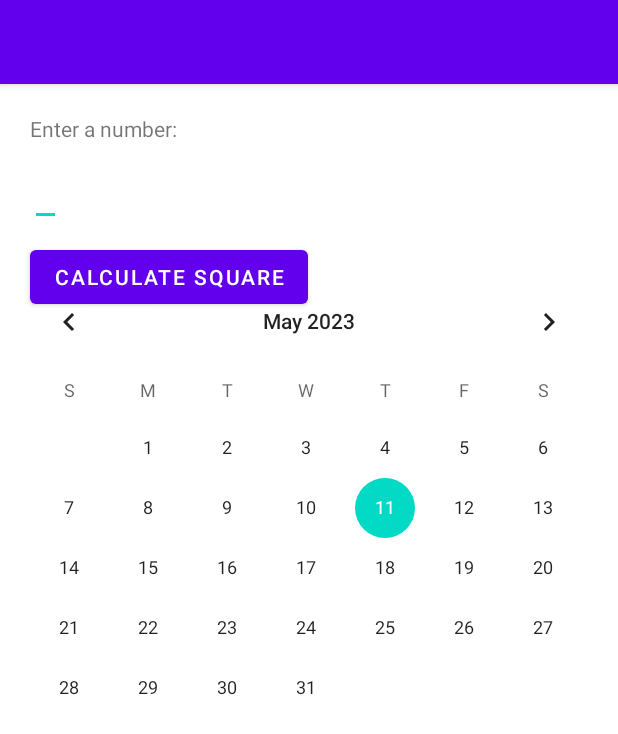
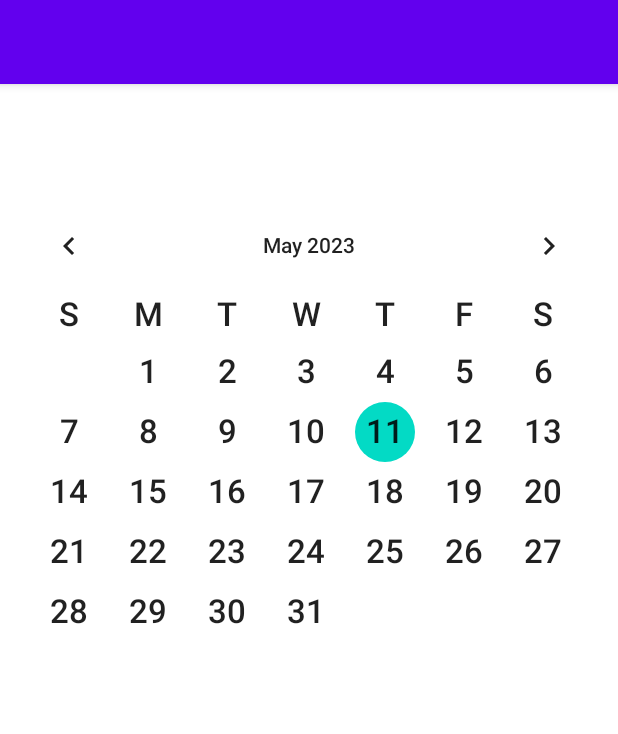
Before and after one commit to jon-fox/gift_app, an Android app: the MainActivity screen opened directly, with no data from a screen before it, on a phone screen of 412 x 824 dp. Shown: the top 734 px of the screen. Run offline under Robolectric (Android 15) with nearby library versions, the phone set to English and light mode, and no system bars.

Commit message:
adjust view

```diff
--- a/app/src/main/java/com/example/giftapp/MainActivity.kt
+++ b/app/src/main/java/com/example/giftapp/MainActivity.kt
@@ -40,16 +40,5 @@ class MainActivity : AppCompatActivity() {
                     // set this date in TextView for Display
                     dateTV.setText(Date)
                 })
-        val button1 = findViewById<Button>(R.id.button1)
-        button1.setOnClickListener {
-            // Get the number from the edit text and calculate the square
-            val number = findViewById<EditText>(R.id.editText1).text.toString().toInt()
-            val square = number * number
-
-            // Display the result in the result view
-            val resultView = findViewById<TextView>(R.id.resultView)
-            resultView.text = "The square of $number is $square"
-        }
-
     }
 }
--- a/app/src/main/res/layout/activity_main.xml
+++ b/app/src/main/res/layout/activity_main.xml
@@ -4,43 +4,13 @@
     android:layout_width="match_parent"
     android:layout_height="match_parent"
     tools:context=".MainActivity">
-    <TextView
-        android:id="@+id/textView1"
-        android:layout_width="wrap_content"
-        android:layout_height="wrap_content"
-        android:text="Enter a number:"
-        android:layout_marginTop="20dp"
-        android:layout_marginLeft="20dp"/>
-    <EditText
-        android:id="@+id/editText1"
-        android:layout_width="wrap_content"
-        android:layout_height="wrap_content"
-        android:layout_below="@+id/textView1"
-        android:layout_alignLeft="@+id/textView1"
-        android:layout_marginTop="10dp"
-        android:inputType="number"/>
-    <TextView
-        android:id="@+id/resultView"
-        android:layout_width="wrap_content"
-        android:layout_height="wrap_content"
-        android:layout_below="@+id/button1"
-        android:layout_marginTop="10dp"
-        android:layout_marginLeft="20dp"/>
-    <!-- button for login event -->
-    <Button
-        android:id="@+id/button1"
-        android:layout_width="wrap_content"
-        android:layout_height="wrap_content"
-        android:text="Calculate Square"
-        android:layout_below="@+id/editText1"
-        android:layout_alignLeft="@+id/editText1"
-        android:layout_marginTop="10dp"/>
-    <!-- Add CalendarView to display the Calendar -->
+
     <CalendarView
         android:id="@+id/calendarView"
         android:layout_width="match_parent"
-        android:layout_height="wrap_content"
-        android:layout_below="@+id/editText1"
-        android:layout_marginTop="30dp" />
+        android:layout_height="325dp"
+        android:layout_alignParentTop="true"
+        android:layout_marginTop="74dp"
+        android:dateTextAppearance="@android:style/TextAppearance.Large"
+        android:weekDayTextAppearance="@android:style/TextAppearance.Large" />
 </RelativeLayout>
-<!--</androidx.constraintlayout.widget.ConstraintLayout>-->
```
